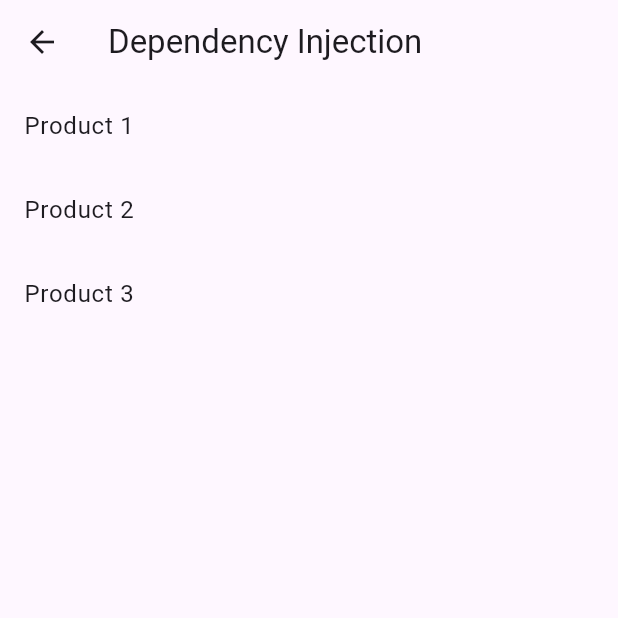
After one commit to rhanifrizal/flutter-training, a Flutter app: the screen it shows after launch, after a tap on "Dependency Injection", on a phone screen of 412 x 824 dp, the top half of it. The commit adds this screen. Run offline on Flutter 3.47's test engine with Material 3 defaults, Android fonts, the phone set to English and light mode, and no system bars; our stand-ins replace carousel_slider, flutter_advanced_switch, flutter_bloc, flutter_riverpod, flutter_svg, rxdart and 1 more.

Commit message:
dependency injection

```diff
--- a/lib/features/dashboard/screens/dashboard_screen.dart
+++ b/lib/features/dashboard/screens/dashboard_screen.dart
@@ -2,6 +2,7 @@ import 'package:flutter/material.dart';
 import 'package:flutter_training/features/bottom_navigation/bottom_navigation_screen.dart';
 import 'package:flutter_training/features/clean_code/clean_code_screen.dart';
 import 'package:flutter_training/features/constraint/screens/constraint_screen.dart';
+import 'package:flutter_training/features/dependency_injection/dependency_injection_screen.dart';
 import 'package:flutter_training/features/exercise/screens/exercise_screen.dart';
 import 'package:flutter_training/features/import_assets/import_screen.dart';
 import 'package:flutter_training/features/layout/screens/layout_screen.dart';
@@ -100,6 +101,11 @@ class DashboardScreen extends StatelessWidget {
                 ),
                 child: const Text("Widget Lifecycle", style: TextStyle(color: Colors.white)),
               ),
+              TextButton(
+                style: TextButton.styleFrom(backgroundColor: Colors.blue),
+                onPressed: () => Navigator.of(context).push(MaterialPageRoute(builder: (_) => const DependencyInjectionScreen())),
+                child: const Text("Dependency Injection", style: TextStyle(color: Colors.white)),
+              ),
             ],
           ),
         ),
--- /dev/null
+++ b/lib/features/dependency_injection/dependency_injection_screen.dart
@@ -0,0 +1,28 @@
+import 'package:flutter/material.dart';
+import 'package:flutter_riverpod/flutter_riverpod.dart';
+import 'di.dart';
+
+class DependencyInjectionScreen extends ConsumerWidget {
+  const DependencyInjectionScreen({super.key});
+
+  @override
+  Widget build(BuildContext context, WidgetRef ref) {
+    // Retrieve the products using the use case
+    final getProductsUseCase = ref.watch(getProductsUseCaseProvider);
+    final products = getProductsUseCase.execute();
+    const title = "Dependency Injection";
+    return Scaffold(
+      appBar: AppBar(
+        title: const Text(title),
+      ),
+      body: ListView.builder(
+        itemCount: products.length,
+        itemBuilder: (context, index) {
+          return ListTile(
+            title: Text(products[index]),
+          );
+        },
+      ),
+    );
+  }
+}
--- /dev/null
+++ b/lib/features/dependency_injection/get_product_usecase.dart
@@ -0,0 +1,11 @@
+import 'package:flutter_training/features/dependency_injection/product_repository.dart';
+
+class GetProductsUseCase {
+  final ProductRepository _repository;
+
+  GetProductsUseCase(this._repository);
+
+  List<String> execute() {
+    return _repository.getProducts();
+  }
+}
--- /dev/null
+++ b/lib/features/dependency_injection/product_repository.dart
@@ -0,0 +1,6 @@
+class ProductRepository {
+  List<String> getProducts() {
+    // Simulate fetching from a database or API
+    return ['Product 1', 'Product 2', 'Product 3'];
+  }
+}
```
Also changed, not shown: lib/features/dependency_injection/di.dart (added, +14 -0 lines).
